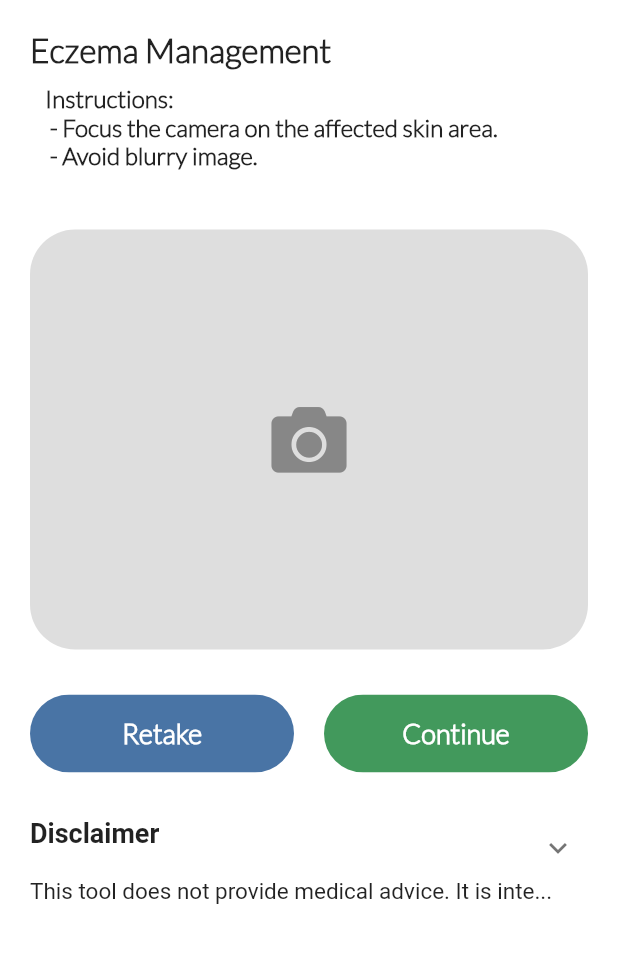
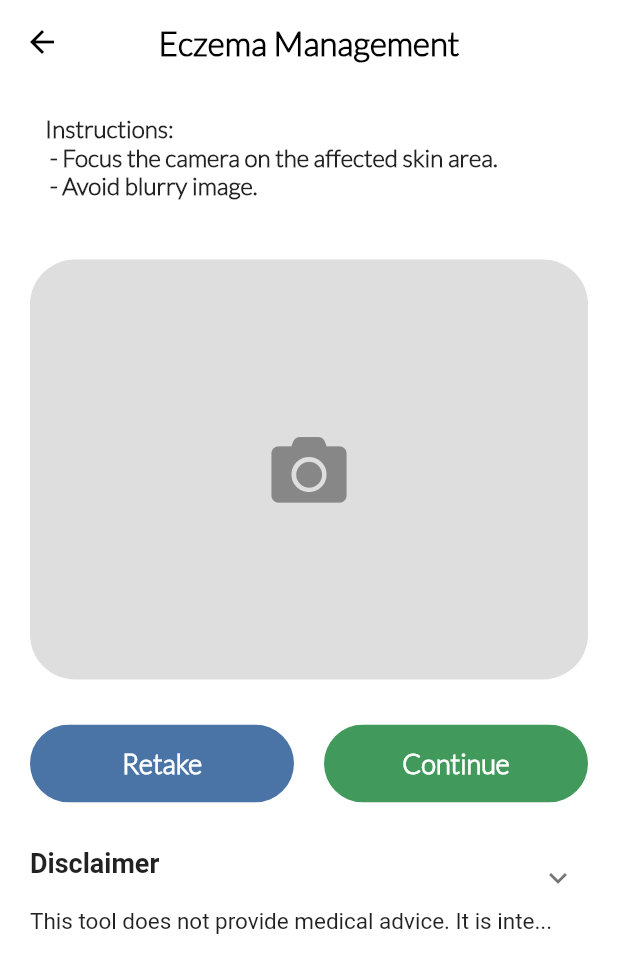
Before and after one commit to Marcusneo121/remdii_ai_user, a Flutter app: the EDiagnosisScreen screen opened directly, on a phone screen of 412 x 824 dp. Shown: the top 973 px of the screen. Run offline on Flutter 3.47's test engine with Material 2 defaults, Android fonts, the phone set to English and light mode, and no system bars; drawn by our look-alikes of expandable; our stand-ins replace cached_network_image, carousel_slider, device_preview, firebase_core, firebase_messaging, flutter_easyloading and 11 more; missing offline and left inert: email_auth, linkable, mysql1; accounts and stored records are empty.

Commit message:
[Modify] - Added AppBar to Eczema Management Screen

```diff
--- a/lib/Screens/EczemaDiagnosis/Components/body.dart
+++ b/lib/Screens/EczemaDiagnosis/Components/body.dart
@@ -64,7 +64,20 @@ class _BodyState extends State<Body> {
   @override
   Widget build(BuildContext context) {
     Size size = MediaQuery.of(context).size;
-    return Container(
+    return Scaffold(
+      // appBar: AppBar(
+      //   centerTitle: true,
+      //   title: Text(
+      //     "Eczema Management",
+      //     style: TextStyle(
+      //         fontFamily: 'Lato', fontWeight: FontWeight.w800, fontSize: 22.0),
+      //   ),
+      //   backgroundColor: Colors.white,
+      //   foregroundColor: Colors.black,
+      //   bottomOpacity: 0.0,
+      //   elevation: 0.0,
+      // ),
+      body: Container(
         width: double.infinity,
         height: size.height,
         padding: EdgeInsets.all(20.0),
@@ -73,17 +86,17 @@ class _BodyState extends State<Body> {
               child: Column(
             mainAxisAlignment: MainAxisAlignment.center,
             children: [
-            Container(
-              alignment: Alignment.centerLeft,
-              padding: EdgeInsets.only(bottom: 10.0),
-              child: Text(
-                "Eczema Management",
-                style: TextStyle(
-                    fontFamily: 'Lato',
-                    fontWeight: FontWeight.w800,
-                    fontSize: 22.0),
-              ),
-            ),
+              // Container(
+              //   alignment: Alignment.centerLeft,
+              //   padding: EdgeInsets.only(bottom: 10.0),
+              //   child: Text(
+              //     "Eczema Management",
+              //     style: TextStyle(
+              //         fontFamily: 'Lato',
+              //         fontWeight: FontWeight.w800,
+              //         fontSize: 22.0),
+              //   ),
+              // ),
               Container(
                 alignment: Alignment.centerLeft,
                 padding: EdgeInsets.only(left: 10.0),
@@ -141,7 +154,9 @@ class _BodyState extends State<Body> {
                 children: [
                   Expanded(
                       child: RoundedButton(
-                        text: "Retake", color: buttonColor2, press: getImage)),
+                          text: "Retake",
+                          color: buttonColor2,
+                          press: getImage)),
                   SizedBox(
                     width: 20,
                   ),
@@ -227,6 +242,7 @@ class _BodyState extends State<Body> {
             ],
           )),
         ),
+      ),
     );
   }
 }
--- a/lib/Screens/EczemaDiagnosis/eczema_diagnosis_screen.dart
+++ b/lib/Screens/EczemaDiagnosis/eczema_diagnosis_screen.dart
@@ -7,18 +7,18 @@ class EDiagnosisScreen extends StatelessWidget {
   @override
   Widget build(BuildContext context) {
     return Scaffold(
-      // appBar: AppBar(
-        // centerTitle: true,
-        // title: Text(
-        //   "Eczema Diagnosis",
-        //   style: TextStyle(
-        //       fontFamily: 'Lato', fontWeight: FontWeight.w800, fontSize: 22.0),
-        // ),
-        // backgroundColor: Colors.white,
-        // foregroundColor: hintColor,
-        // bottomOpacity: 0.0,
-        // elevation: 0.0,
-      // ),
+      appBar: AppBar(
+        centerTitle: true,
+        title: Text(
+          "Eczema Management",
+          style: TextStyle(
+              fontFamily: 'Lato', fontWeight: FontWeight.w800, fontSize: 22.0),
+        ),
+        backgroundColor: Colors.white,
+        foregroundColor: Colors.black,
+        bottomOpacity: 0.0,
+        elevation: 0.0,
+      ),
       body: Body(),
     );
   }
```
Lines whose indentation alone changed are shown as unchanged.
